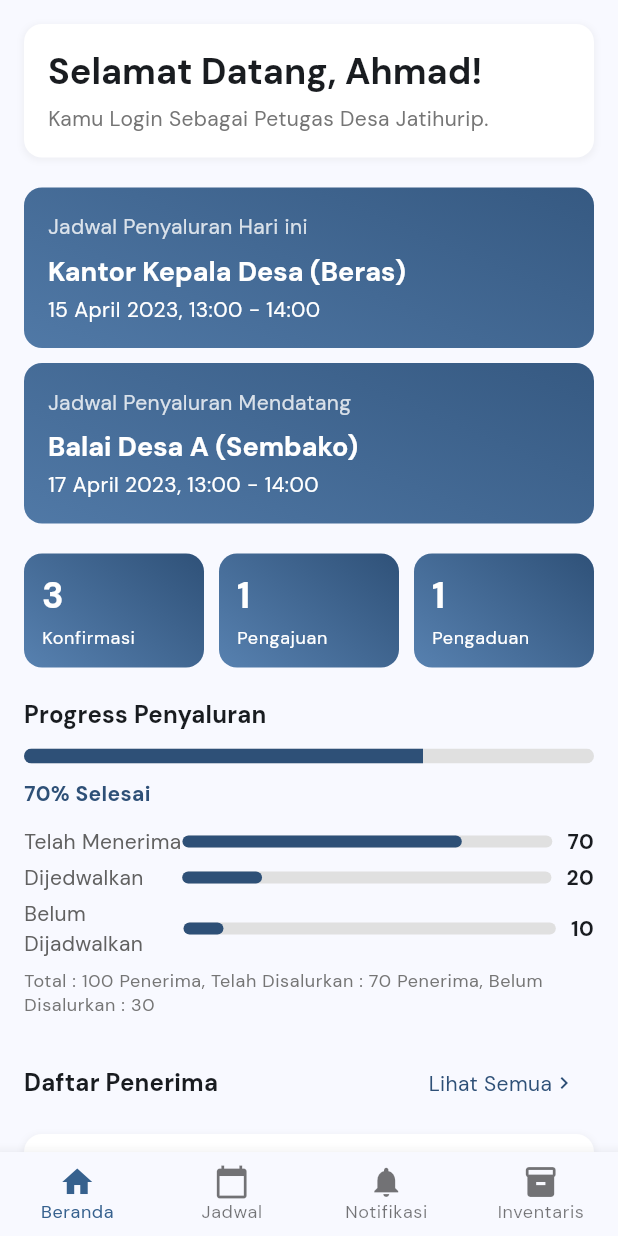
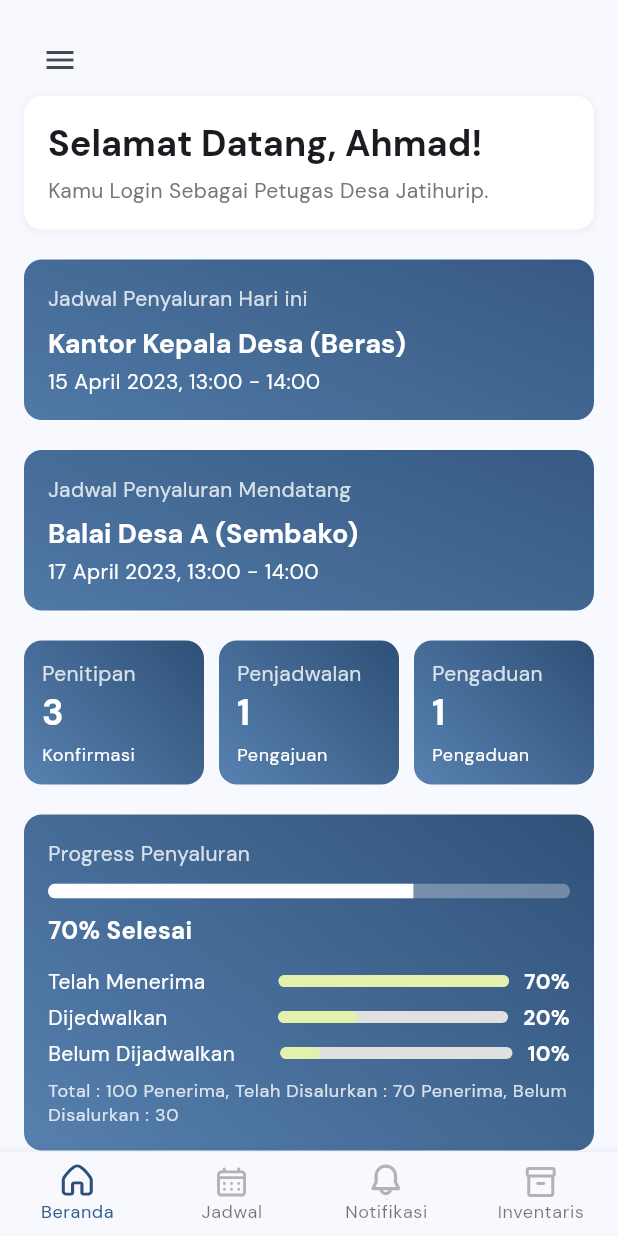
Before and after one commit to Khafidhfuadi/penyaluran_app, a Flutter app: the PetugasDesaDashboardView screen opened by its route, on a phone screen of 412 x 824 dp. Run offline on Flutter 3.47's test engine with Material 3 defaults, Android fonts, the light colour scheme and no system bars; our stand-ins replace flutter_spinkit, flutter_svg, get, google_fonts, supabase_flutter; accounts and stored records are empty.

Commit message:
Tambahkan SVG ikon dan perbarui tampilan dashboard
- Integrasikan flutter_svg untuk ikon vektor
- Ganti ikon default dengan SVG dari aset
- Perbarui desain statistik dan daftar dengan tampilan baru
- Tambahkan daftar donasi dan donatur
- Modifikasi tata letak dan gaya komponen dashboard

```diff
--- a/lib/app/modules/dashboard/views/petugas_desa_dashboard_view.dart
+++ b/lib/app/modules/dashboard/views/petugas_desa_dashboard_view.dart
@@ -1,4 +1,5 @@
 import 'package:flutter/material.dart';
+import 'package:flutter_svg/flutter_svg.dart';
 import 'package:get/get.dart';
 import 'package:penyaluran_app/app/modules/dashboard/controllers/dashboard_controller.dart';
 import 'package:google_fonts/google_fonts.dart';
@@ -10,12 +11,14 @@ class PetugasDesaDashboardView extends GetView<DashboardController> {
   Widget build(BuildContext context) {
     final TextTheme textTheme =
         GoogleFonts.dmSansTextTheme(Theme.of(context).textTheme);
+    final GlobalKey<ScaffoldState> _scaffoldKey = GlobalKey<ScaffoldState>();
 
     return Theme(
       data: Theme.of(context).copyWith(
         textTheme: textTheme,
       ),
       child: Scaffold(
+        key: _scaffoldKey,
         drawer: Drawer(
           child: ListView(
             padding: EdgeInsets.zero,
@@ -60,7 +63,12 @@ class PetugasDesaDashboardView extends GetView<DashboardController> {
                 ),
               ),
               ListTile(
-                leading: const Icon(Icons.home),
+                leading: SvgPicture.asset(
+                  'assets/icons/home-icon.svg',
+                  width: 24,
+                  height: 24,
+                  color: Colors.grey[700],
+                ),
                 title: const Text('Beranda'),
                 onTap: () {
                   Get.back();
@@ -110,6 +118,11 @@ class PetugasDesaDashboardView extends GetView<DashboardController> {
                 return Column(
                   crossAxisAlignment: CrossAxisAlignment.start,
                   children: [
+                    // add drawer button
+                    IconButton(
+                      onPressed: () => _scaffoldKey.currentState?.openDrawer(),
+                      icon: const Icon(Icons.menu),
+                    ),
                     // Header dengan greeting
                     _buildGreetingHeader(textTheme),
                     const SizedBox(height: 20),
@@ -122,7 +135,7 @@ class PetugasDesaDashboardView extends GetView<DashboardController> {
                       dateTime: '15 April 2023, 13:00 - 14:00',
                       isToday: true,
                     ),
-                    const SizedBox(height: 10),
+                    const SizedBox(height: 20),
 
                     // Jadwal penyaluran mendatang
                     _buildScheduleCard(
@@ -144,6 +157,11 @@ class PetugasDesaDashboardView extends GetView<DashboardController> {
 
                     // Daftar penerima
                     _buildRecipientsList(textTheme),
+
+                    // Daftar Donasi
+                    _buildDonationList(textTheme),
+                    // Daftar Donatur
+                    _buildDonorsList(textTheme),
                   ],
                 );
               }),
@@ -155,21 +173,37 @@ class PetugasDesaDashboardView extends GetView<DashboardController> {
           type: BottomNavigationBarType.fixed,
           selectedLabelStyle: textTheme.bodySmall,
           unselectedLabelStyle: textTheme.bodySmall,
-          items: const [
+          items: [
             BottomNavigationBarItem(
-              icon: Icon(Icons.home),
+              icon: SvgPicture.asset(
+                'assets/icons/home-icon.svg',
+                width: 24,
+                height: 24,
+              ),
               label: 'Beranda',
             ),
             BottomNavigationBarItem(
-              icon: Icon(Icons.calendar_today),
+              icon: SvgPicture.asset(
+                'assets/icons/jadwal-icon.svg',
+                width: 24,
+                height: 24,
+              ),
               label: 'Jadwal',
             ),
             BottomNavigationBarItem(
-              icon: Icon(Icons.notifications),
+              icon: SvgPicture.asset(
+                'assets/icons/notif-icon.svg',
+                width: 24,
+                height: 24,
+              ),
               label: 'Notifikasi',
             ),
             BottomNavigationBarItem(
-              icon: Icon(Icons.inventory),
+              icon: SvgPicture.asset(
+                'assets/icons/inventory-icon.svg',
+                width: 24,
+                height: 24,
+              ),
               label: 'Inventaris',
             ),
           ],
@@ -272,11 +306,11 @@ class PetugasDesaDashboardView extends GetView<DashboardController> {
     return Row(
       children: [
         Expanded(
-          child: _buildStatCard('Penerima', '3', 'Konfirmasi', textTheme),
+          child: _buildStatCard('Penitipan', '3', 'Konfirmasi', textTheme),
         ),
         const SizedBox(width: 10),
         Expanded(
-          child: _buildStatCard('Pengajuan', '1', 'Pengajuan', textTheme),
+          child: _buildStatCard('Penjadwalan', '1', 'Pengajuan', textTheme),
         ),
         const SizedBox(width: 10),
         Expanded(
@@ -304,6 +338,13 @@ class PetugasDesaDashboardView extends GetView<DashboardController> {
         crossAxisAlignment: CrossAxisAlignment.start,
         children: [
           Text(
+            title,
+            style: textTheme.bodyMedium?.copyWith(
+              fontSize: 14,
+              color: Colors.white.withOpacity(0.8),
+            ),
+          ),
+          Text(
             count,
             style: textTheme.headlineSmall?.copyWith(
               fontSize: 24,
@@ -325,14 +366,25 @@ class PetugasDesaDashboardView extends GetView<DashboardController> {
   }
 
   Widget _buildProgressSection(TextTheme textTheme) {
-    return Column(
+    return Container(
+      padding: const EdgeInsets.all(16),
+      decoration: BoxDecoration(
+        gradient: const LinearGradient(
+          begin: Alignment.topLeft,
+          end: Alignment.bottomRight,
+          colors: [Color(0xFF2E5077), Color(0xFF5882B1)],
+          transform: GradientRotation(96.93 * 3.14159 / 180),
+        ),
+        borderRadius: BorderRadius.circular(12),
+      ),
+      child: Column(
         crossAxisAlignment: CrossAxisAlignment.start,
         children: [
           Text(
             'Progress Penyaluran',
-          style: textTheme.titleMedium?.copyWith(
-            fontSize: 16,
-            fontWeight: FontWeight.bold,
+            style: textTheme.bodyMedium?.copyWith(
+              fontSize: 14,
+              color: Colors.white.withOpacity(0.8),
             ),
           ),
           const SizedBox(height: 10),
@@ -341,17 +393,17 @@ class PetugasDesaDashboardView extends GetView<DashboardController> {
             child: LinearProgressIndicator(
               value: 0.7,
               minHeight: 10,
-            backgroundColor: Colors.grey[300],
-            valueColor: const AlwaysStoppedAnimation<Color>(Color(0xFF2E5077)),
+              backgroundColor: Colors.white.withOpacity(0.3),
+              valueColor: const AlwaysStoppedAnimation<Color>(Colors.white),
             ),
           ),
           const SizedBox(height: 10),
           Text(
             '70% Selesai',
             style: textTheme.bodyMedium?.copyWith(
-            fontSize: 14,
+              fontSize: 16,
               fontWeight: FontWeight.bold,
-            color: const Color(0xFF2E5077),
+              color: Colors.white,
             ),
           ),
           const SizedBox(height: 10),
@@ -363,10 +415,11 @@ class PetugasDesaDashboardView extends GetView<DashboardController> {
             'Total : 100 Penerima, Telah Disalurkan : 70 Penerima, Belum Disalurkan : 30',
             style: textTheme.bodySmall?.copyWith(
               fontSize: 12,
-            color: Colors.grey[600],
+              color: Colors.white.withOpacity(0.8),
             ),
           ),
         ],
+      ),
     );
   }
 
@@ -376,17 +429,17 @@ class PetugasDesaDashboardView extends GetView<DashboardController> {
       child: Row(
         children: [
           Expanded(
-            flex: 3,
+            flex: 5,
             child: Text(
               label,
               style: textTheme.bodyMedium?.copyWith(
                 fontSize: 14,
-                color: Colors.grey[700],
+                color: Colors.white,
               ),
             ),
           ),
           Expanded(
-            flex: 7,
+            flex: 5,
             child: Stack(
               children: [
                 Container(
@@ -402,7 +455,7 @@ class PetugasDesaDashboardView extends GetView<DashboardController> {
                       0.7 *
                       (value / 100),
                   decoration: BoxDecoration(
-                    color: const Color(0xFF2E5077),
+                    color: const Color(0xFFE4F1AC),
                     borderRadius: BorderRadius.circular(4),
                   ),
                 ),
@@ -411,10 +464,11 @@ class PetugasDesaDashboardView extends GetView<DashboardController> {
           ),
           const SizedBox(width: 10),
           Text(
-            '$value',
+            '$value%',
             style: textTheme.bodyMedium?.copyWith(
               fontSize: 14,
               fontWeight: FontWeight.bold,
+              color: Colors.white,
             ),
           ),
         ],
@@ -423,6 +477,31 @@ class PetugasDesaDashboardView extends GetView<DashboardController> {
   }
 
   Widget _buildRecipientsList(TextTheme textTheme) {
+    return _buildList(
+      textTheme: textTheme,
+      title: 'Daftar Penerima',
+      items: [
+        {
+          'title': 'Siti Rahayu',
+          'subtitle': '3201020107030010',
+          'status': 'Selesai'
+        },
+        {
+          'title': 'Siti Rahayu',
+          'subtitle': '3201020107030010',
+          'status': 'Selesai'
+        },
+        {
+          'title': 'Siti Rahayu',
+          'subtitle': '3201020107030010',
+          'status': 'Selesai'
+        },
+      ],
+      idLabel: 'NIK',
+    );
+  }
+
+  Widget _buildDonorsList(TextTheme textTheme) {
     return Column(
       crossAxisAlignment: CrossAxisAlignment.start,
       children: [
@@ -430,7 +509,7 @@ class PetugasDesaDashboardView extends GetView<DashboardController> {
           mainAxisAlignment: MainAxisAlignment.spaceBetween,
           children: [
             Text(
-              'Daftar Penerima',
+              'Daftar Donatur',
               style: textTheme.titleMedium?.copyWith(
                 fontSize: 16,
                 fontWeight: FontWeight.bold,
@@ -457,18 +536,14 @@ class PetugasDesaDashboardView extends GetView<DashboardController> {
           ],
         ),
         const SizedBox(height: 10),
-        _buildRecipientItem(
-            'Siti Rahayu', '3201020107030010', 'Selesai', textTheme),
-        _buildRecipientItem(
-            'Siti Rahayu', '3201020107030010', 'Selesai', textTheme),
-        _buildRecipientItem(
-            'Siti Rahayu', '3201020107030010', 'Selesai', textTheme),
+        _buildDonorItem('PT Sejahtera', 'D-2023-001', textTheme),
+        _buildDonorItem('Yayasan Peduli', 'D-2023-002', textTheme),
+        _buildDonorItem('CV Makmur', 'D-2023-003', textTheme),
       ],
     );
   }
 
-  Widget _buildRecipientItem(
-      String name, String nik, String status, TextTheme textTheme) {
+  Widget _buildDonorItem(String name, String id, TextTheme textTheme) {
     return Container(
       width: double.infinity,
       margin: const EdgeInsets.only(bottom: 10),
@@ -492,7 +567,117 @@ class PetugasDesaDashboardView extends GetView<DashboardController> {
           ),
         ),
         subtitle: Text(
-          'NIK: $nik',
+          id,
+          style: textTheme.bodyMedium,
+        ),
+        trailing: IconButton(
+          icon: const Icon(
+            Icons.chevron_right,
+            color: Colors.grey,
+          ),
+          onPressed: () {},
+        ),
+      ),
+    );
+  }
+
+  //daftar donasi
+  Widget _buildDonationList(TextTheme textTheme) {
+    return _buildList(
+      textTheme: textTheme,
+      title: 'Daftar Donasi',
+      items: [
+        {
+          'title': 'Rp 100.000',
+          'subtitle': 'Siti Rahayu',
+          'status': 'Selesai',
+        },
+        {
+          'title': 'Rp 100.000',
+          'subtitle': 'Siti Rahayu',
+          'status': 'Selesai',
+        },
+      ],
+      idLabel: '',
+    );
+  }
+
+  Widget _buildList({
+    required TextTheme textTheme,
+    required String title,
+    required List<Map<String, String>> items,
+    required String idLabel,
+  }) {
+    return Column(
+      crossAxisAlignment: CrossAxisAlignment.start,
+      children: [
+        Row(
+          mainAxisAlignment: MainAxisAlignment.spaceBetween,
+          children: [
+            Text(
+              title,
+              style: textTheme.titleMedium?.copyWith(
+                fontSize: 16,
+                fontWeight: FontWeight.bold,
+              ),
+            ),
+            TextButton(
+              onPressed: () {},
+              child: Row(
+                children: [
+                  Text(
+                    'Lihat Semua',
+                    style: textTheme.bodyMedium?.copyWith(
+                      color: const Color(0xFF2E5077),
+                    ),
+                  ),
+                  Icon(
+                    Icons.chevron_right,
+                    size: 16,
+                    color: const Color(0xFF2E5077),
+                  ),
+                ],
+              ),
+            ),
+          ],
+        ),
+        const SizedBox(height: 10),
+        ...items.map((item) => _buildItem(
+              item['title'] ?? '',
+              item['subtitle'] ?? '',
+              item['status'] ?? '',
+              textTheme,
+            )),
+      ],
+    );
+  }
+
+  Widget _buildItem(
+      String title, String subtitle, String status, TextTheme textTheme) {
+    return Container(
+      width: double.infinity,
+      margin: const EdgeInsets.only(bottom: 10),
+      decoration: BoxDecoration(
+        color: Colors.white,
+        borderRadius: BorderRadius.circular(12),
+        boxShadow: [
+          BoxShadow(
+            color: Colors.grey.withOpacity(0.1),
+            spreadRadius: 1,
+            blurRadius: 3,
+            offset: const Offset(0, 1),
+          ),
+        ],
+      ),
+      child: ListTile(
+        title: Text(
+          title,
+          style: textTheme.titleMedium?.copyWith(
+            fontWeight: FontWeight.bold,
+          ),
+        ),
+        subtitle: Text(
+          subtitle,
           style: textTheme.bodyMedium,
         ),
         trailing: Row(
--- a/pubspec.yaml
+++ b/pubspec.yaml
@@ -50,6 +50,7 @@ dependencies:
   # Untuk tampilan loading
   flutter_spinkit: ^5.2.0
   google_fonts: ^6.2.1
+  flutter_svg: ^2.0.17
 
 dev_dependencies:
   flutter_test:
```
Also changed, not shown: pubspec.lock. Lines whose indentation alone changed are shown as unchanged.
